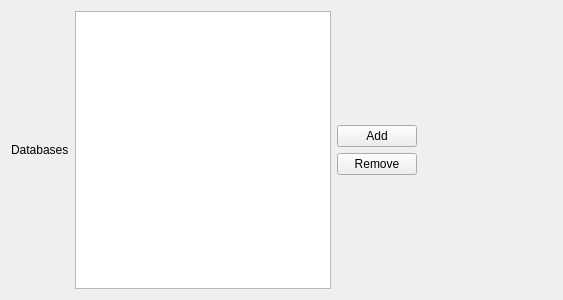
Qt form src/config/thirdPartyWidget.ui (drf/shaman1) before a commit.
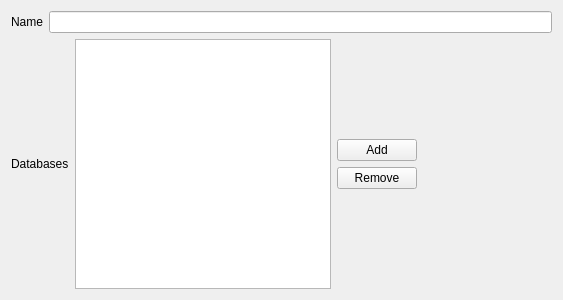
The same form after that commit.

Diff of the .ui file:
```diff
--- a/src/config/thirdPartyWidget.ui
+++ b/src/config/thirdPartyWidget.ui
@@ -14,6 +14,24 @@
    <string>Form</string>
   </property>
   <layout class="QVBoxLayout" name="verticalLayout_2">
+   <item>
+    <layout class="QHBoxLayout" name="horizontalLayout_2">
+     <item>
+      <widget class="QLabel" name="label_2">
+       <property name="text">
+        <string>Name</string>
+       </property>
+      </widget>
+     </item>
+     <item>
+      <widget class="QLineEdit" name="nameEdit">
+       <property name="readOnly">
+        <bool>true</bool>
+       </property>
+      </widget>
+     </item>
+    </layout>
+   </item>
    <item>
     <layout class="QHBoxLayout" name="horizontalLayout">
      <item>
```
Left out of the diff: 4 changed lines with no effect on the pictures.
